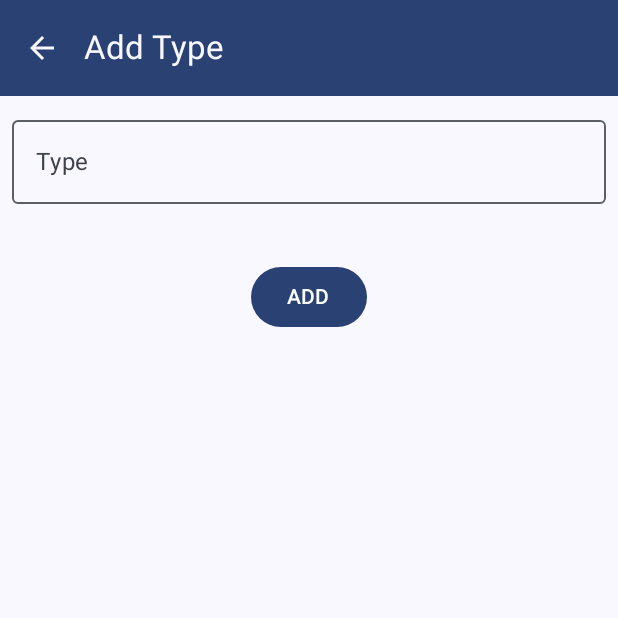
After one commit to CinoPlayz/ProgressTrackingApp, an Android app built with Jetpack Compose: the TypesAddScreen screen opened through its navigation route, on a phone screen of 412 x 824 dp, the top half of it. The commit adds this screen. Run offline under Robolectric (Android 15) with nearby library versions, the phone set to English and light mode, and no system bars.

Commit message:
Added TypesAddScreen ui, added navigation

```diff
--- a/app/build.gradle
+++ b/app/build.gradle
@@ -58,6 +58,8 @@ dependencies {
     implementation 'androidx.compose.ui:ui-tooling-preview'
     implementation 'androidx.compose.material3:material3'
     implementation "androidx.constraintlayout:constraintlayout-compose:1.0.1"
+    implementation("androidx.navigation:navigation-compose:2.6.0")
+
     testImplementation 'junit:junit:4.13.2'
     androidTestImplementation 'androidx.test.ext:junit:1.1.5'
     androidTestImplementation 'androidx.test.espresso:espresso-core:3.5.1'
--- /dev/null
+++ b/app/src/main/java/xyz/nejcrozman/progress/Destinations.kt
@@ -0,0 +1,6 @@
+package xyz.nejcrozman.progress
+
+sealed class Destinations(val route: String){
+    object Types: Destinations("types")
+    object TypesAdd: Destinations("types/add")
+}
--- a/app/src/main/java/xyz/nejcrozman/progress/MainActivity.kt
+++ b/app/src/main/java/xyz/nejcrozman/progress/MainActivity.kt
@@ -3,29 +3,16 @@ package xyz.nejcrozman.progress
 import android.os.Bundle
 import androidx.activity.ComponentActivity
 import androidx.activity.compose.setContent
-import androidx.compose.foundation.layout.Arrangement
-import androidx.compose.foundation.layout.Column
-import androidx.compose.foundation.layout.PaddingValues
 import androidx.compose.foundation.layout.fillMaxSize
-import androidx.compose.foundation.layout.padding
-import androidx.compose.foundation.layout.paddingFromBaseline
-import androidx.compose.foundation.rememberScrollState
-import androidx.compose.foundation.verticalScroll
-import androidx.compose.material3.Button
 import androidx.compose.material3.MaterialTheme
 import androidx.compose.material3.Surface
-import androidx.compose.material3.Text
 import androidx.compose.runtime.Composable
 import androidx.compose.ui.Modifier
-import androidx.compose.ui.tooling.preview.Preview
-import androidx.compose.ui.unit.dp
-import androidx.constraintlayout.compose.ConstraintLayout
+import androidx.navigation.NavHostController
+import androidx.navigation.compose.NavHost
+import androidx.navigation.compose.composable
+import androidx.navigation.compose.rememberNavController
 import xyz.nejcrozman.progress.ui.theme.ProgressTheme
-import androidx.compose.runtime.getValue
-import androidx.compose.runtime.mutableStateOf
-import androidx.compose.runtime.remember
-import androidx.compose.runtime.setValue
-import androidx.compose.ui.Alignment
 
 class MainActivity : ComponentActivity() {
     override fun onCreate(savedInstanceState: Bundle?) {
@@ -35,26 +22,25 @@ class MainActivity : ComponentActivity() {
                 // A surface container using the 'background' color from the theme
                 Surface(
                     modifier = Modifier.fillMaxSize(),
-                    color = MaterialTheme.colorScheme.background
-                ) {
-                    //Greeting("Android")
-                    Column(
-                        modifier = Modifier
-                            .fillMaxSize()
-                            .verticalScroll(rememberScrollState()),
-                        horizontalAlignment = Alignment.CenterHorizontally,
-                        verticalArrangement = Arrangement.spacedBy(10.dp)
+                    color = MaterialTheme.colorScheme.background,
                     ) {
-                        Button(modifier = Modifier.padding(paddingValues = PaddingValues(top = 20.dp)),
-                            onClick = { /*TODO*/ }) {
-                            Text(text = "DODAJ GRAF")
-                        }
-                    }
-
+                    val navController = rememberNavController()
+                    NavigationAppHost(navController = navController)
+                    //TypesScreen()
                 }
             }
         }
     }
+}
+
+@Composable
+fun NavigationAppHost(navController: NavHostController) {
+    NavHost(navController = navController, startDestination = "types" ){
+        composable(Destinations.Types.route){ TypesScreen(navController = navController)}
+        composable(Destinations.TypesAdd.route){ TypesAddScreen(navController = navController)}
+    }
+
+
 }
 
 /*@Composable
--- /dev/null
+++ b/app/src/main/java/xyz/nejcrozman/progress/TypesAddScreen.kt
@@ -0,0 +1,89 @@
+package xyz.nejcrozman.progress
+
+import androidx.compose.foundation.layout.Arrangement
+import androidx.compose.foundation.layout.Column
+import androidx.compose.foundation.layout.PaddingValues
+import androidx.compose.foundation.layout.fillMaxSize
+import androidx.compose.foundation.layout.fillMaxWidth
+import androidx.compose.foundation.layout.padding
+import androidx.compose.foundation.rememberScrollState
+import androidx.compose.foundation.text.KeyboardOptions
+import androidx.compose.foundation.verticalScroll
+import androidx.compose.material.icons.Icons
+import androidx.compose.material.icons.filled.ArrowBack
+import androidx.compose.material3.Button
+import androidx.compose.material3.ExperimentalMaterial3Api
+import androidx.compose.material3.Icon
+import androidx.compose.material3.IconButton
+import androidx.compose.material3.MaterialTheme
+import androidx.compose.material3.OutlinedTextField
+import androidx.compose.material3.Scaffold
+import androidx.compose.material3.Text
+import androidx.compose.material3.TopAppBar
+import androidx.compose.material3.TopAppBarDefaults
+import androidx.compose.runtime.Composable
+import androidx.compose.runtime.getValue
+import androidx.compose.runtime.mutableStateOf
+import androidx.compose.runtime.remember
+import androidx.compose.runtime.setValue
+import androidx.compose.ui.Alignment
+import androidx.compose.ui.Modifier
+import androidx.compose.ui.text.input.KeyboardType
+import androidx.compose.ui.text.input.TextFieldValue
+import androidx.compose.ui.unit.dp
+import androidx.navigation.NavHostController
+
+@OptIn(ExperimentalMaterial3Api::class)
+@Composable
+fun TypesAddScreen(navController: NavHostController) {
+    Scaffold(topBar = {
+        TopAppBar(
+            title = {
+                Text(text = "Add Type")
+            },
+            colors = TopAppBarDefaults.smallTopAppBarColors(
+                containerColor = MaterialTheme.colorScheme.primary,
+                titleContentColor = MaterialTheme.colorScheme.background
+            ),
+            navigationIcon = {
+                IconButton(onClick = { navController.popBackStack() }) {
+                    Icon(
+                        imageVector = Icons.Filled.ArrowBack,
+                        contentDescription = "Back",
+                        tint = MaterialTheme.colorScheme.background
+                    )
+                }
+            }
+        )
+
+    },
+        content = { paddingScaffold ->
+            Column(
+                modifier = Modifier
+                    .fillMaxSize()
+                    .verticalScroll(rememberScrollState())
+                    .padding(paddingScaffold),
+                horizontalAlignment = Alignment.CenterHorizontally,
+                verticalArrangement = Arrangement.spacedBy(10.dp),
+
+                ) {
+                var text by remember { mutableStateOf(TextFieldValue("")) }
+                OutlinedTextField(
+                    value = text,
+                    modifier = Modifier
+                        .padding(8.dp)
+                        .fillMaxWidth(),
+                    keyboardOptions = KeyboardOptions(keyboardType = KeyboardType.Text),
+                    label = { Text(text = "Type") },
+                    placeholder = { Text(text = "Gaming, Reading...") },
+                    onValueChange = {
+                        text = it
+                    }
+                )
+                Button(modifier = Modifier.padding(paddingValues = PaddingValues(top = 20.dp)),
+                    onClick = { /*TODO*/ }) {
+                    Text(text = "ADD")
+                }
+            }
+        })
+}
--- /dev/null
+++ b/app/src/main/java/xyz/nejcrozman/progress/TypesScreen.kt
@@ -0,0 +1,55 @@
+package xyz.nejcrozman.progress
+
+import androidx.compose.foundation.layout.Arrangement
+import androidx.compose.foundation.layout.Column
+import androidx.compose.foundation.layout.PaddingValues
+import androidx.compose.foundation.layout.fillMaxSize
+import androidx.compose.foundation.layout.padding
+import androidx.compose.foundation.rememberScrollState
+import androidx.compose.foundation.verticalScroll
+import androidx.compose.material3.Button
+import androidx.compose.material3.ExperimentalMaterial3Api
+import androidx.compose.material3.MaterialTheme
+import androidx.compose.material3.Scaffold
+import androidx.compose.material3.Text
+import androidx.compose.material3.TopAppBar
+import androidx.compose.material3.TopAppBarDefaults
+import androidx.compose.runtime.Composable
+import androidx.compose.ui.Alignment
+import androidx.compose.ui.Modifier
+import androidx.compose.ui.unit.dp
+import androidx.navigation.NavHostController
+
+@OptIn(ExperimentalMaterial3Api::class)
+@Composable
+fun TypesScreen(navController: NavHostController) {
+    Scaffold(topBar = {
+        TopAppBar(
+            title = {
+                Text(text = "Types")
+            },
+            colors = TopAppBarDefaults.smallTopAppBarColors(
+                containerColor = MaterialTheme.colorScheme.primary,
+                titleContentColor = MaterialTheme.colorScheme.background
+            )
+        )
+
+    },
+        content = { paddingScaffold ->
+            Column(
+                modifier = Modifier
+                    .fillMaxSize()
+                    .verticalScroll(rememberScrollState())
+                    .padding(paddingScaffold),
+                horizontalAlignment = Alignment.CenterHorizontally,
+                verticalArrangement = Arrangement.spacedBy(10.dp),
+
+                ) {
+                //Greeting("Android")
+                Button(modifier = Modifier.padding(paddingValues = PaddingValues(top = 20.dp)),
+                    onClick = { navController.navigate(Destinations.TypesAdd.route) }) {
+                    Text(text = "ADD TYPE")
+                }
+            }
+        })
+}
```
